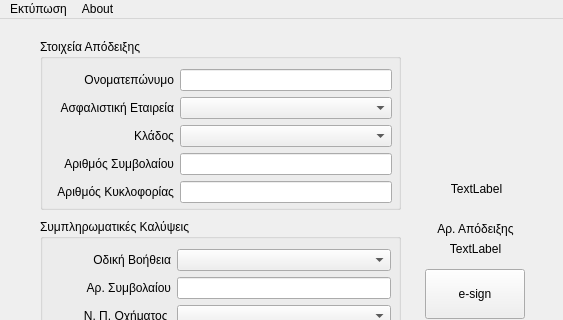
Above: src/receipt.ui from nmaragos/domino before the change; both pictures show x 0 to 563 and y 0 to 320 of the 563 by 576 pixel window. Below: the same form after it.
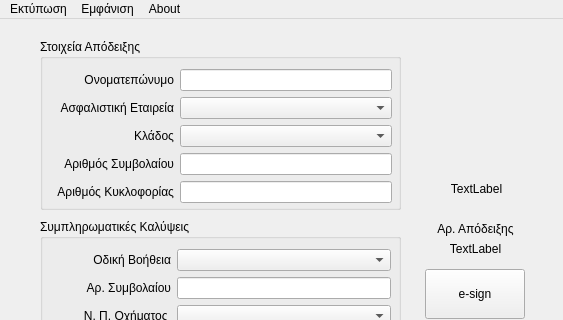
That is the form after the change. Icons and pictures are not drawn.

Commit message:
Add light/dark mode toggle with option to follow Windows.
- Add a sliding light/dark switch in the menu bar corner; the choice is saved and restored on launch.
- Add explicit dark and light palettes, including colors for disabled fields.
- Add Εμφάνιση > Ακολούθηση Windows (on by default) to follow the Windows light/dark setting live.
- Match the money receipt checkbox border to other controls in light mode.
- Make the no-buttons message box border follow the theme.

```diff
--- a/src/receipt.ui
+++ b/src/receipt.ui
@@ -617,6 +617,12 @@
     <addaction name="separator"/>
     <addaction name="action_quick_receipt"/>
    </widget>
+   <widget class="QMenu" name="menu_view">
+    <property name="title">
+     <string>Εμφάνιση</string>
+    </property>
+    <addaction name="action_follow_windows"/>
+   </widget>
    <widget class="QMenu" name="menuAbout">
     <property name="title">
      <string>About</string>
@@ -624,6 +630,7 @@
     <addaction name="action_version"/>
    </widget>
    <addaction name="menu"/>
+   <addaction name="menu_view"/>
    <addaction name="menuAbout"/>
   </widget>
   <widget class="QStatusBar" name="statusbar"/>
```
Left out of the diff: 11 changed lines with no effect on the pictures. The commit also changes 2 other files.
